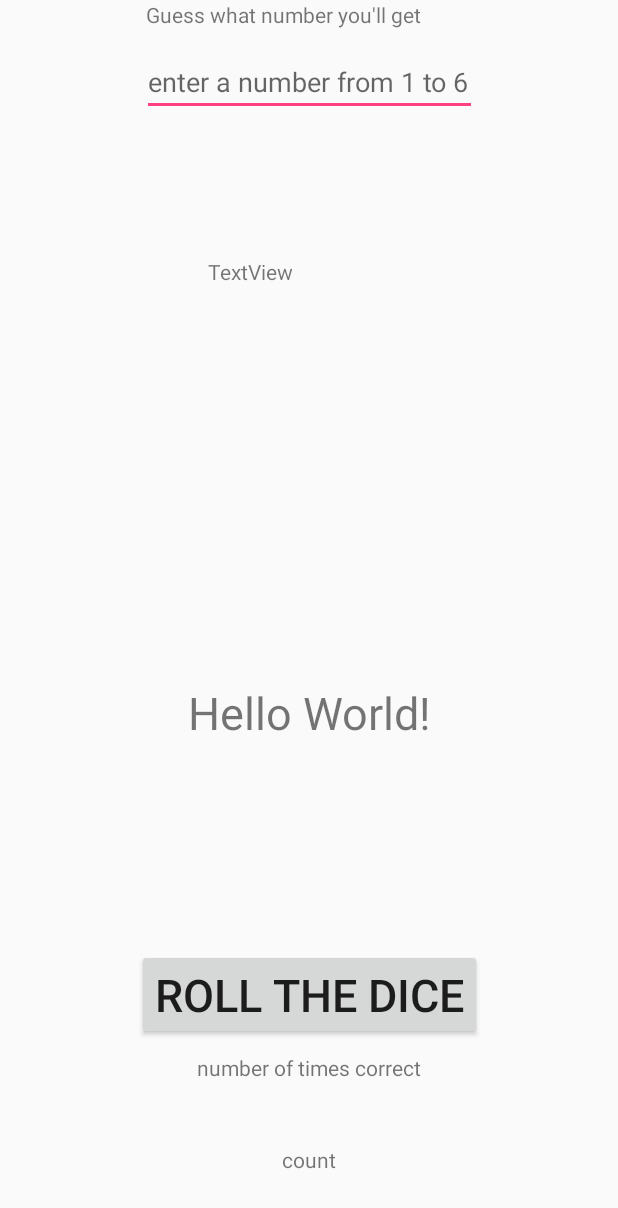
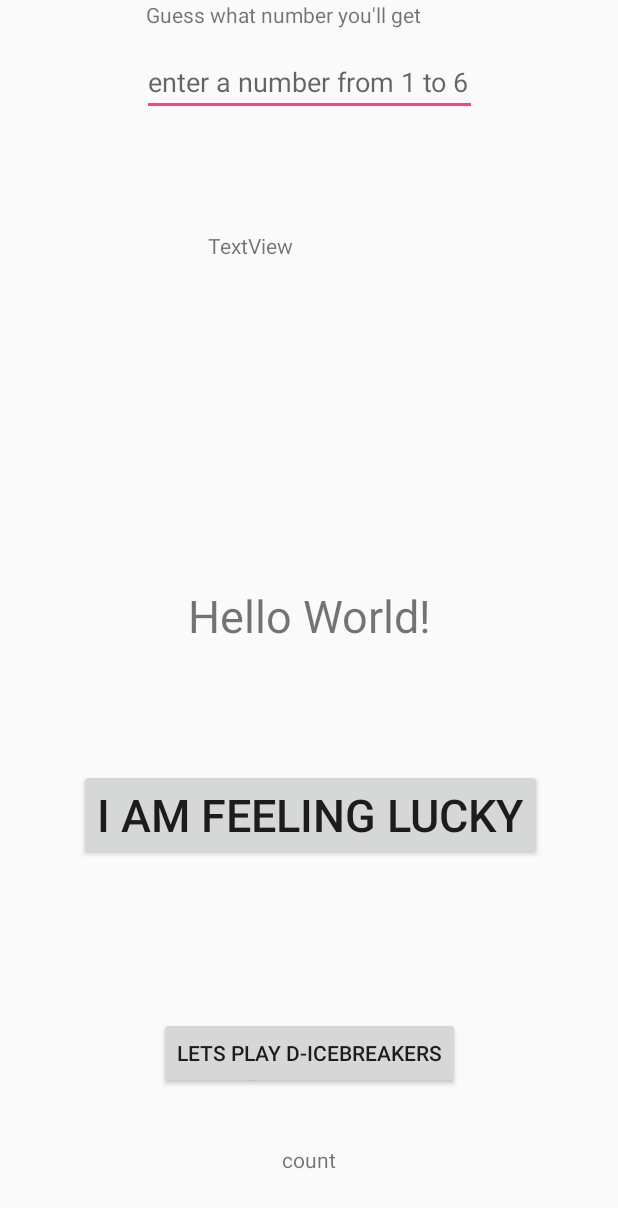
Before and after one commit to cs18aao/DiceRoller, an Android app: the layout content_main.xml on its own in the app's theme, with its tools: preview values and no code run, on a phone screen of 412 x 824 dp. Shown: the top 1208 px of the screen. Run offline under Robolectric (Android 15) with nearby library versions, the phone set to English and light mode, and no system bars.

Commit message:
Start of D-ICEBREAKER

```diff
--- a/app/src/main/java/com/example/cs18aao/diceroller/MainActivity.java
+++ b/app/src/main/java/com/example/cs18aao/diceroller/MainActivity.java
@@ -72,7 +72,7 @@ public class MainActivity extends AppCompatActivity {
         return super.onOptionsItemSelected(item);
     }
 
-    public void on_button_click (View view){
+    public void roll_the_dice (View view){
 
         TextView tv = (TextView) this.findViewById(R.id.textView);
 
@@ -95,4 +95,11 @@ public class MainActivity extends AppCompatActivity {
         }
     }
 
+    public void D_ICE (View view){
+
+        TextView tv = (TextView) this.findViewById(R.id.textView);
+
+        Random r = new Random();
+        String question = r.
+    }
 }
--- a/app/src/main/res/layout/content_main.xml
+++ b/app/src/main/res/layout/content_main.xml
@@ -19,7 +19,7 @@
         app:layout_constraintRight_toRightOf="parent"
         app:layout_constraintTop_toTopOf="parent"
         app:layout_constraintHorizontal_bias="0.502"
-        app:layout_constraintVertical_bias="0.58000004" />
+        app:layout_constraintVertical_bias="0.498" />
 
     <Button
         android:id="@+id/button"
@@ -29,14 +29,15 @@
         android:layout_marginLeft="8dp"
         android:layout_marginRight="8dp"
         android:layout_marginTop="8dp"
-        android:onClick="on_button_click"
-        android:text="Roll the Dice"
+        android:onClick="roll_the_dice"
+        android:text="I am feeling lucky"
         android:textSize="30sp"
         app:layout_constraintBottom_toBottomOf="parent"
+        app:layout_constraintHorizontal_bias="0.508"
         app:layout_constraintLeft_toLeftOf="parent"
         app:layout_constraintRight_toRightOf="parent"
         app:layout_constraintTop_toBottomOf="@+id/textView"
-        app:layout_constraintVertical_bias="0.725" />
+        app:layout_constraintVertical_bias="0.304" />
 
     <TextView
         android:id="@+id/textView2"
@@ -103,12 +104,27 @@
         android:layout_marginLeft="8dp"
         android:layout_marginRight="8dp"
         android:layout_marginTop="8dp"
-        android:text="counter"
+        android:text="number of times correct"
         app:layout_constraintBottom_toBottomOf="parent"
         app:layout_constraintLeft_toLeftOf="parent"
         app:layout_constraintRight_toRightOf="parent"
         app:layout_constraintTop_toTopOf="parent"
         app:layout_constraintVertical_bias="0.88"
-        tools:text="number of times correct" />
+        tools:text="points score" />
+
+    <Button
+        android:id="@+id/DiceBreak"
+        android:layout_width="wrap_content"
+        android:layout_height="wrap_content"
+        android:layout_marginBottom="98dp"
+        android:layout_marginLeft="8dp"
+        android:layout_marginRight="8dp"
+        android:onClick="D_ICE"
+        android:text="DiceBreaker"
+        app:layout_constraintBottom_toBottomOf="parent"
+        app:layout_constraintHorizontal_bias="0.502"
+        app:layout_constraintLeft_toLeftOf="parent"
+        app:layout_constraintRight_toRightOf="parent"
+        tools:text="Lets play D-ICEBREAKERS" />
 
 </android.support.constraint.ConstraintLayout>
```
